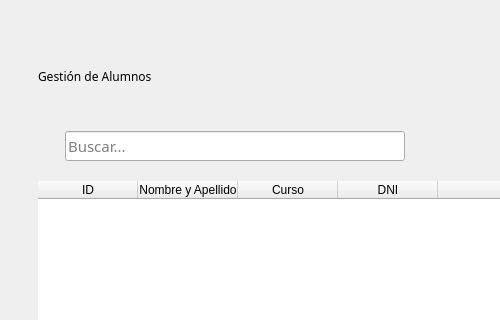
The window that blustock/ui/screens_uis/alumnos.ui (MaxAPBusiness/Blustock) describes before a commit, drawn with Qt 5; both pictures show x 0 to 500 and y 0 to 320 of the 705 by 496 pixel window.
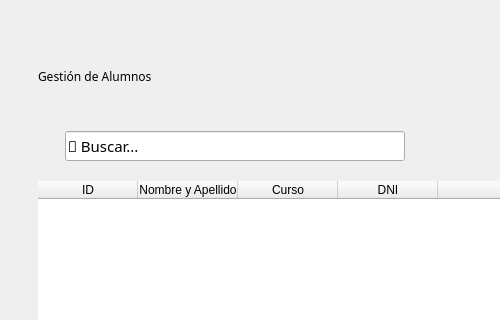
The same window after the commit. Icons and pictures are not drawn.

```diff
--- a/blustock/ui/screens_uis/alumnos.ui
+++ b/blustock/ui/screens_uis/alumnos.ui
@@ -106,6 +106,9 @@
          <property name="styleSheet">
           <string notr="true"/>
          </property>
+         <property name="text">
+          <string>🔎 Buscar...</string>
+         </property>
          <property name="placeholderText">
           <string>Buscar...</string>
          </property>
```
